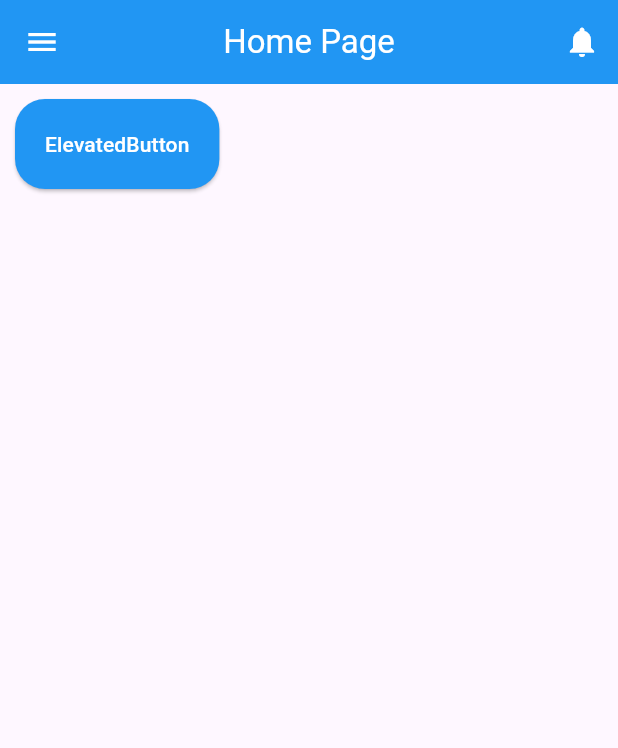
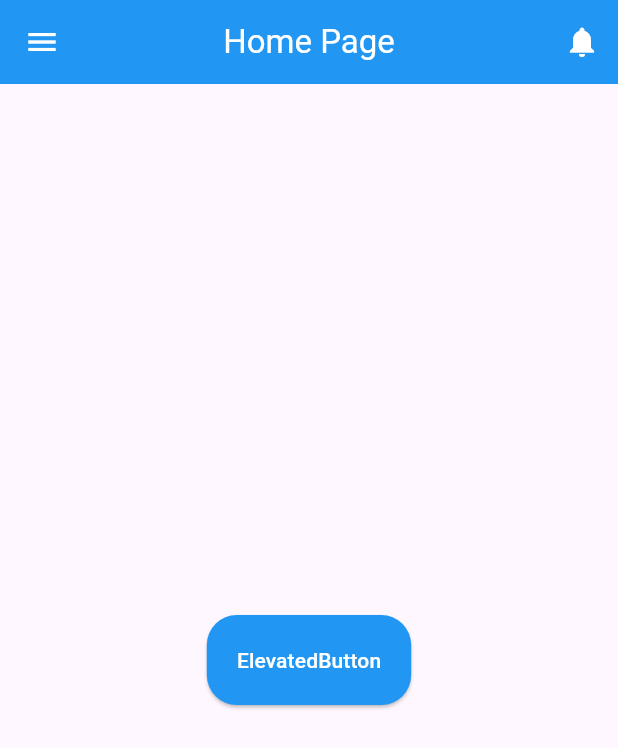
Before and after one commit to tuhinx/flutter, a Flutter app: the screen it shows after launch, on a phone screen of 412 x 824 dp. Shown: the top 748 px of the screen. Run offline on Flutter 3.47's test engine with Material 3 defaults, Android fonts, the phone set to English and light mode, and no system bars; our stand-ins replace flutter_zoom_drawer.

Commit message:
[Added] Button AlartDialog

```diff
--- a/button_alart/lib/main.dart
+++ b/button_alart/lib/main.dart
@@ -23,8 +23,19 @@ myAlartDialog(context) {
           title: Text("Alart Dialog"),
           content: Text("Are you Sure "),
           actions: [
-            TextButton(onPressed: () {Navigator.pop(context);}, child: Text("No")),
-            TextButton(onPressed: () {Navigator.pop(context); mySnackBar("Successful", context);}, child: Text("Yes")),
+            TextButton(
+              onPressed: () {
+                Navigator.pop(context);
+              },
+              child: Text("No"),
+            ),
+            TextButton(
+              onPressed: () {
+                Navigator.pop(context);
+                mySnackBar("Successful", context);
+              },
+              child: Text("Yes"),
+            ),
           ],
         ),
       );
@@ -100,22 +111,13 @@ class MainActivity extends StatelessWidget {
           ],
         ),
       ),
-      body: Padding(
-        padding: EdgeInsets.all(10),
-        child: Column(
-          children: [
-            //ElevatedButton
-            ElevatedButton(
-              onPressed: () {
-                myAlartDialog(context);
-              },
-              style: buttonmy,
-              child: Text(
-                "ElevatedButton",
-                style: TextStyle(color: Colors.white),
-              ),
-            ),
-          ],
+      body: Center(
+        child: ElevatedButton(
+          onPressed: () {
+            myAlartDialog(context);
+          },
+          style: buttonmy,
+          child: Text("ElevatedButton", style: TextStyle(color: Colors.white)),
         ),
       ),
     );
```
